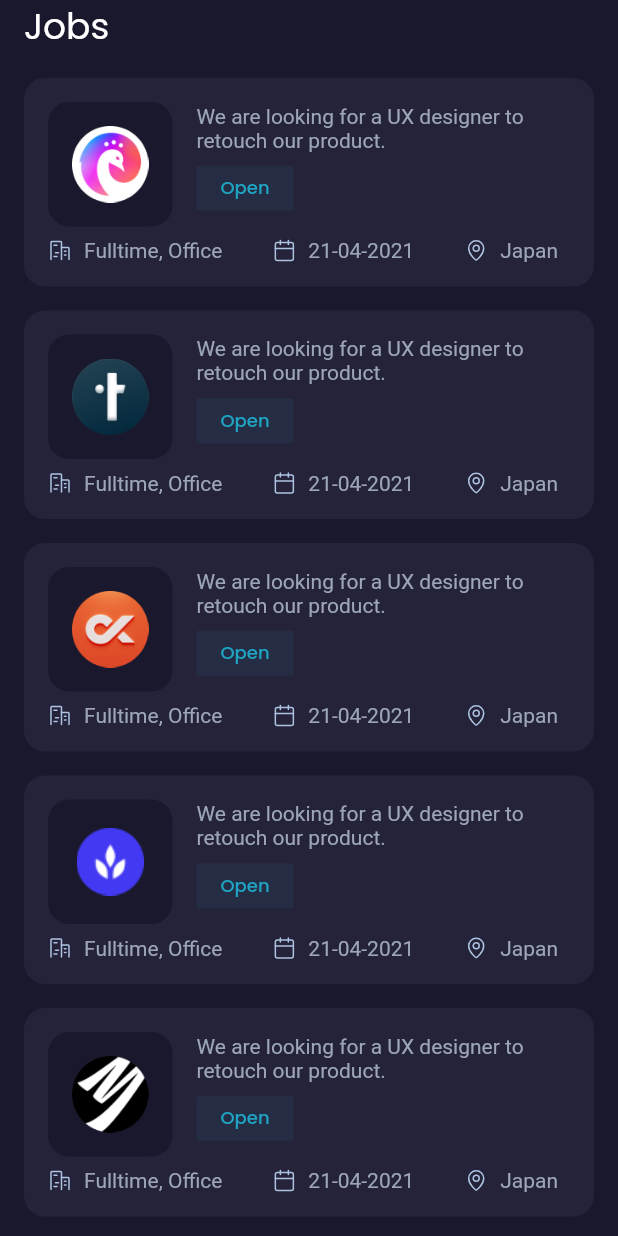
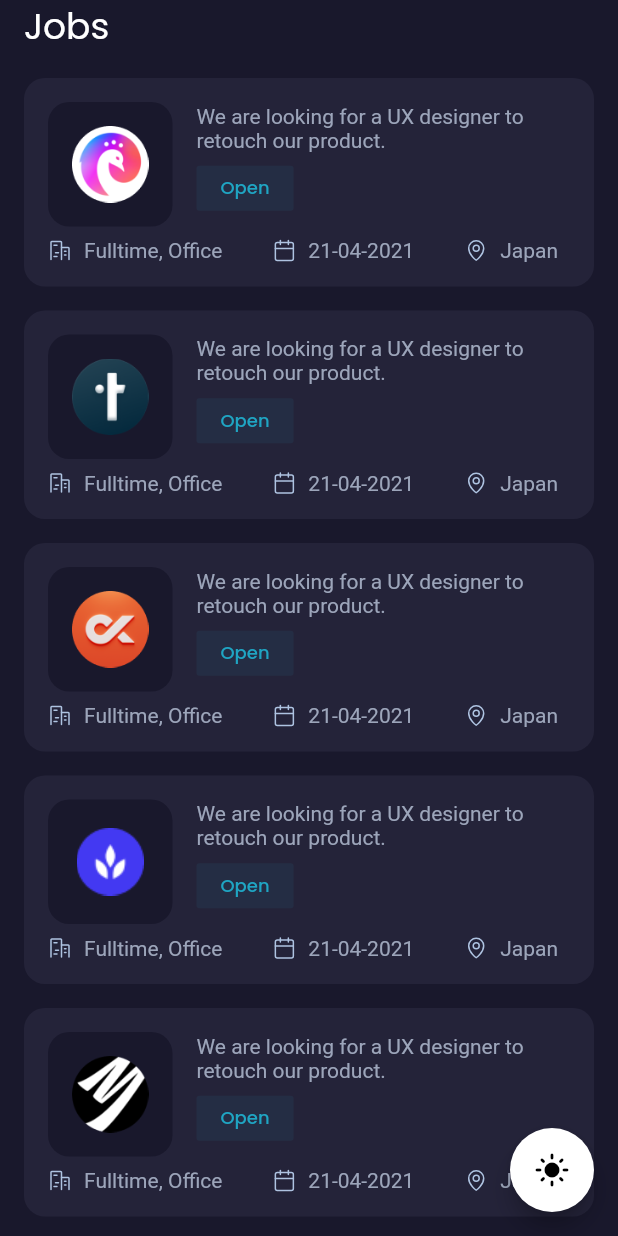
Before and after one commit to abuanwar072/go_jobs, a Flutter app: the HomeScreen screen opened directly, on a phone screen of 412 x 824 dp. Run offline on Flutter 3.47's test engine with Material 2 defaults, Android fonts, the phone set to English and light mode, and no system bars; our stand-ins replace flutter_svg, get, google_fonts.

Commit message:
theme toggel added

```diff
--- a/lib/main.dart
+++ b/lib/main.dart
@@ -1,4 +1,5 @@
 import 'package:flutter/material.dart';
+import 'package:get/route_manager.dart';
 import 'package:go_jobs/screens/onbording/onbording_screen.dart';
 
 import 'theme.dart';
@@ -11,7 +12,7 @@ class MyApp extends StatelessWidget {
   // This widget is the root of your application.
   @override
   Widget build(BuildContext context) {
-    return MaterialApp(
+    return GetMaterialApp(
       debugShowCheckedModeBanner: false,
       title: 'Go Jobs',
       theme: lightThemeData,
--- a/lib/screens/home/home_screen.dart
+++ b/lib/screens/home/home_screen.dart
@@ -1,5 +1,6 @@
 import 'package:flutter/material.dart';
 import 'package:flutter_svg/svg.dart';
+import 'package:get/get.dart';
 import 'package:go_jobs/constants.dart';
 
 class HomeScreen extends StatelessWidget {
@@ -8,6 +9,13 @@ class HomeScreen extends StatelessWidget {
   @override
   Widget build(BuildContext context) {
     return Scaffold(
+      floatingActionButton: FloatingActionButton(
+        backgroundColor: Get.textTheme.bodyText1!.color,
+        onPressed: () => Get.changeThemeMode(
+          Get.isDarkMode ? ThemeMode.light : ThemeMode.dark,
+        ),
+        child: Icon(Get.isDarkMode ? Icons.light_mode : Icons.dark_mode),
+      ),
       body: SafeArea(
         child: Padding(
           padding: const EdgeInsets.symmetric(horizontal: defaultPadding),
--- a/pubspec.yaml
+++ b/pubspec.yaml
@@ -33,6 +33,9 @@ dependencies:
 
   # allows you to easily use any of the 977 fonts from fonts.google.com
   google_fonts: ^2.1.0
+
+  # state management
+  get: ^4.1.4
 
 dev_dependencies:
   flutter_test:
```
Also changed, not shown: pubspec.lock.
